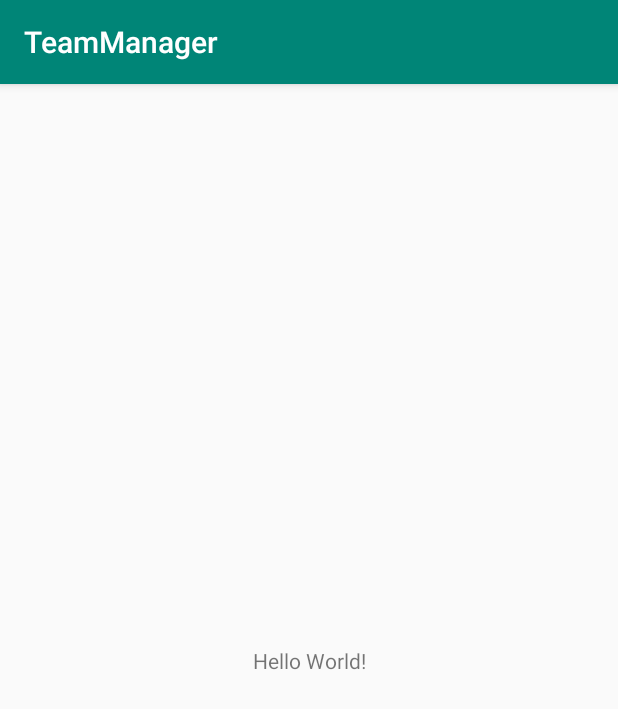
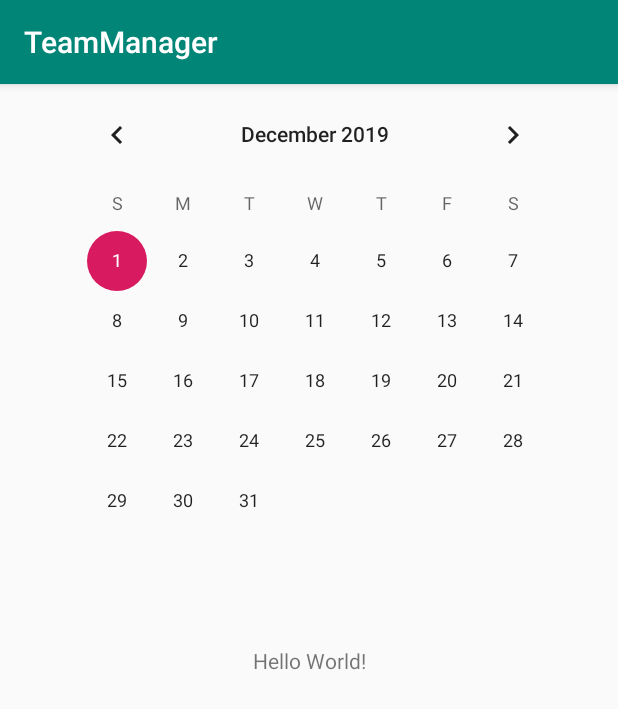
Before and after one commit to mkanegon/TeamManager, an Android app: the screen it shows after launch (MainActivity), on a phone screen of 412 x 824 dp. Shown: the top 709 px of the screen. Run offline under Robolectric (Android 15) with nearby library versions, the phone set to English and light mode, and no system bars.

Commit message:
カレンダービューの追加
カレンダービューを追加

```diff
--- a/app/src/main/res/layout/activity_main.xml
+++ b/app/src/main/res/layout/activity_main.xml
@@ -15,4 +15,13 @@
         app:layout_constraintRight_toRightOf="parent"
         app:layout_constraintTop_toTopOf="parent" />
 
+    <CalendarView
+        android:id="@+id/calendarView"
+        android:layout_width="wrap_content"
+        android:layout_height="wrap_content"
+        android:layout_marginEnd="28dp"
+        android:layout_marginRight="28dp"
+        app:layout_constraintEnd_toEndOf="parent"
+        tools:layout_editor_absoluteY="48dp" />
+
 </androidx.constraintlayout.widget.ConstraintLayout>
```
